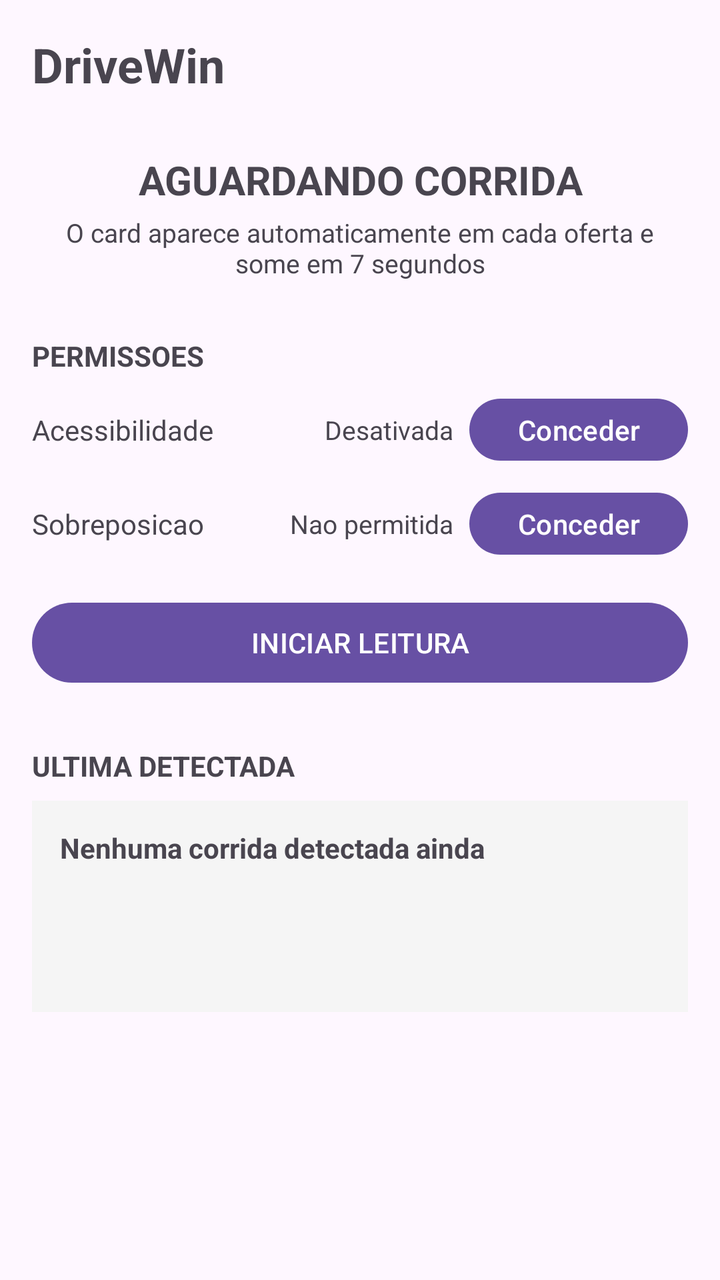
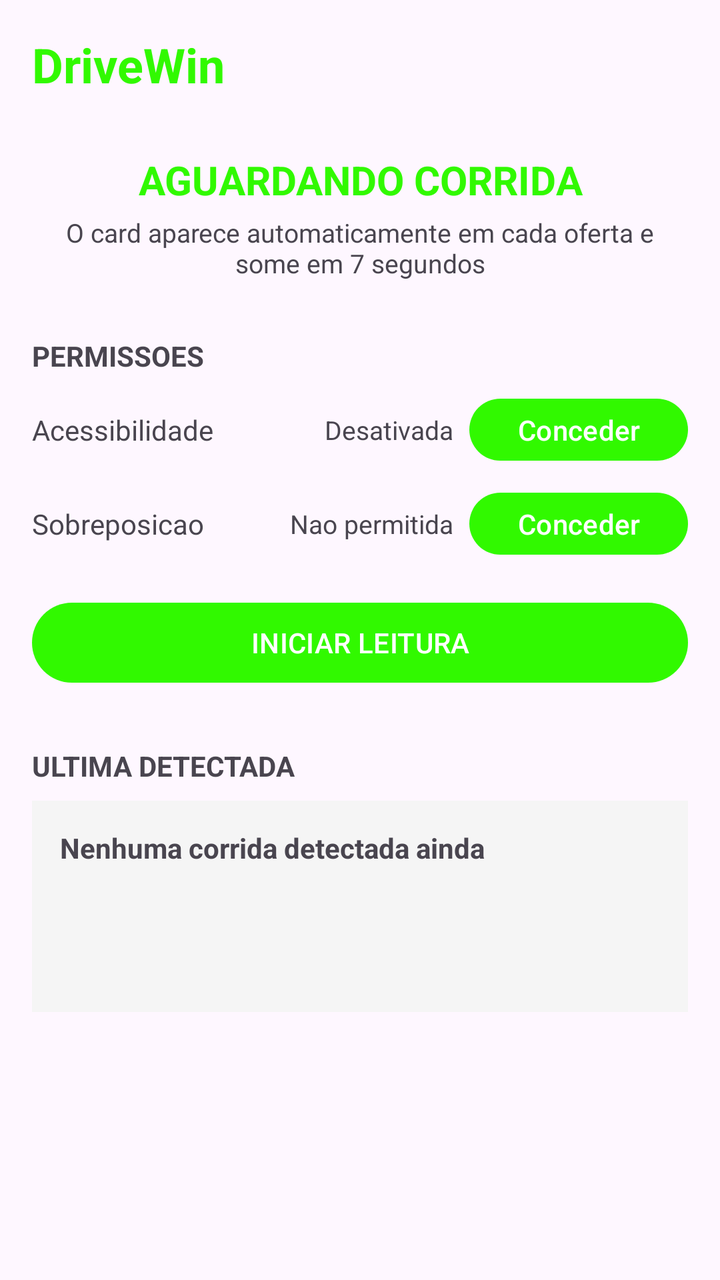

Screens rendered from an Android XML layout before and after an edit, with the pre-edit source and the edit as a unified diff.
<!-- AndroidManifest.xml: application theme Theme.MyApplication -->
<!-- res/layout/fragment_leitura.xml -->
<?xml version="1.0" encoding="utf-8"?>
<ScrollView xmlns:android="http://schemas.android.com/apk/res/android"
    android:layout_width="match_parent"
    android:layout_height="match_parent">

    <LinearLayout
        android:layout_width="match_parent"
        android:layout_height="wrap_content"
        android:orientation="vertical"
        android:padding="16dp">

        <TextView
            android:layout_width="wrap_content"
            android:layout_height="wrap_content"
            android:text="DriveWin"
            android:textSize="24sp"
            android:textStyle="bold" />

        <TextView
            android:id="@+id/tvStatus"
            android:layout_width="match_parent"
            android:layout_height="wrap_content"
            android:layout_marginTop="28dp"
            android:gravity="center"
            android:text="AGUARDANDO CORRIDA"
            android:textSize="20sp"
            android:textStyle="bold" />

        <TextView
            android:layout_width="match_parent"
            android:layout_height="wrap_content"
            android:layout_marginTop="4dp"
            android:gravity="center"
            android:text="O card aparece automaticamente em cada oferta e some em 7 segundos"
            android:textSize="13sp" />

        <TextView
            android:layout_width="wrap_content"
            android:layout_height="wrap_content"
            android:layout_marginTop="28dp"
            android:text="PERMISSOES"
            android:textSize="14sp"
            android:textStyle="bold" />

        <LinearLayout
            android:layout_width="match_parent"
            android:layout_height="wrap_content"
            android:layout_marginTop="8dp"
            android:gravity="center_vertical"
            android:orientation="horizontal">

            <TextView
                android:layout_width="0dp"
                android:layout_height="wrap_content"
                android:layout_weight="1"
                android:text="Acessibilidade" />

            <TextView
                android:id="@+id/tvA11yLeitura"
                android:layout_width="wrap_content"
                android:layout_height="wrap_content"
                android:text="Desativada"
                android:textSize="13sp" />

            <Button
                android:id="@+id/btnA11yLeitura"
                android:layout_width="wrap_content"
                android:layout_height="wrap_content"
                android:layout_marginStart="8dp"
                android:minHeight="36dp"
                android:text="Conceder" />
        </LinearLayout>

        <LinearLayout
            android:layout_width="match_parent"
            android:layout_height="wrap_content"
            android:layout_marginTop="8dp"
            android:gravity="center_vertical"
            android:orientation="horizontal">

            <TextView
                android:layout_width="0dp"
                android:layout_height="wrap_content"
                android:layout_weight="1"
                android:text="Sobreposicao" />

            <TextView
                android:id="@+id/tvOverlayLeitura"
                android:layout_width="wrap_content"
                android:layout_height="wrap_content"
                android:text="Nao permitida"
                android:textSize="13sp" />

            <Button
                android:id="@+id/btnOverlayLeitura"
                android:layout_width="wrap_content"
                android:layout_height="wrap_content"
                android:layout_marginStart="8dp"
                android:minHeight="36dp"
                android:text="Conceder" />
        </LinearLayout>

        <Button
            android:id="@+id/btnIniciarLeitura"
            android:layout_width="match_parent"
            android:layout_height="wrap_content"
            android:layout_marginTop="16dp"
            android:text="INICIAR LEITURA" />

        <TextView
            android:layout_width="wrap_content"
            android:layout_height="wrap_content"
            android:layout_marginTop="28dp"
            android:text="ULTIMA DETECTADA"
            android:textSize="14sp"
            android:textStyle="bold" />

        <LinearLayout
            android:layout_width="match_parent"
            android:layout_height="wrap_content"
            android:layout_marginTop="8dp"
            android:background="#F5F5F5"
            android:orientation="vertical"
            android:padding="14dp">

            <TextView
                android:id="@+id/tvLastApp"
                android:layout_width="wrap_content"
                android:layout_height="wrap_content"
                android:text="Nenhuma corrida detectada ainda"
                android:textStyle="bold" />

            <TextView
                android:id="@+id/tvLastFare"
                android:layout_width="wrap_content"
                android:layout_height="wrap_content"
                android:layout_marginTop="4dp"
                android:text=""
                android:textSize="26sp"
                android:textStyle="bold" />

            <TextView
                android:id="@+id/tvLastStats"
                android:layout_width="wrap_content"
                android:layout_height="wrap_content"
                android:layout_marginTop="2dp"
                android:text=""
                android:textSize="13sp" />
        </LinearLayout>

    </LinearLayout>
</ScrollView>
<!-- resources referenced by this layout -->
<resources>
  <style name="Theme.MyApplication" parent="Base.Theme.MyApplication" />
  <style name="Base.Theme.MyApplication" parent="Theme.Material3.DayNight.NoActionBar">
          
          
      </style>
</resources>

<!-- the commit's change to res/layout/fragment_leitura.xml (unified diff, before → after) -->
@@ -13,6 +13,7 @@
             android:layout_width="wrap_content"
             android:layout_height="wrap_content"
             android:text="DriveWin"
+            android:textColor="@color/verde_neon"
             android:textSize="24sp"
             android:textStyle="bold" />
 
@@ -23,6 +24,7 @@
             android:layout_marginTop="28dp"
             android:gravity="center"
             android:text="AGUARDANDO CORRIDA"
+            android:textColor="@color/verde_neon"
             android:textSize="20sp"
             android:textStyle="bold" />
 
<!-- resource entries referenced after the edit -->
@@ -1,9 +1,12 @@
 <!-- resources referenced by this layout -->
 <resources>
+  <color name="verde_neon">#31F900</color>
   <style name="Theme.MyApplication" parent="Base.Theme.MyApplication" />
   <style name="Base.Theme.MyApplication" parent="Theme.Material3.DayNight.NoActionBar">
-          
-          
+          <item name="colorPrimary">@color/verde_neon</item>
+          <item name="colorSecondary">@color/rosa_lilas</item>
+          <item name="android:colorAccent">@color/rosa_lilas</item>
       </style>
+  <color name="rosa_lilas">#C864AF</color>
 </resources>
 
